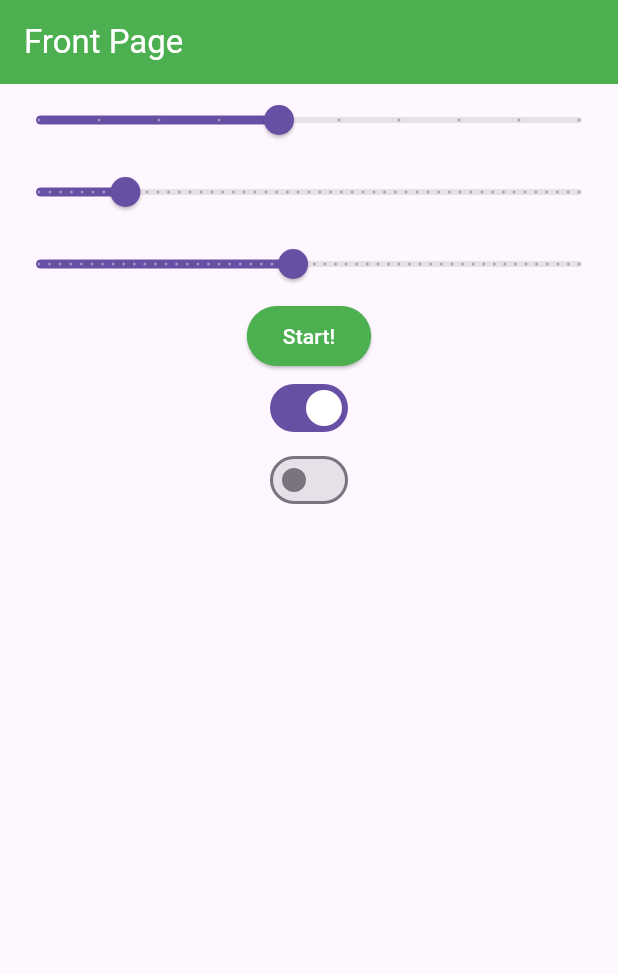
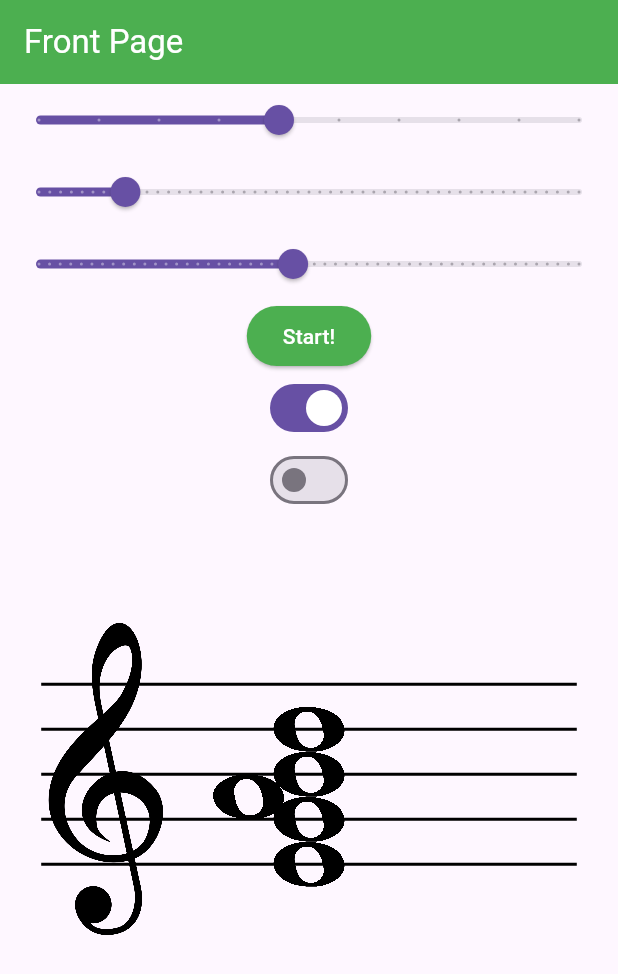
Before and after one commit to sg782/chordSightReading, a Flutter app: the screen it shows after launch, on a phone screen of 412 x 824 dp. Shown: the top 974 px of the screen. Run offline on Flutter 3.47's test engine with Material 3 defaults, Android fonts, the phone set to English and light mode, and no system bars.

Commit message:
bass and treble clefs drawn

```diff
--- a/flutter_version/chord_sight_reading/lib/MyCanvas.dart
+++ b/flutter_version/chord_sight_reading/lib/MyCanvas.dart
@@ -16,6 +16,12 @@ class Staff{
   final double lineSpacing = 30;
   final double noteHeight = 30; // new variable just for clarity
   double wholeNoteAspectRatio = 1.0;
+  double trebleClefAspectRatio = 1.0;
+  double bassClefAspectRatio = 1.0;
+  double trebleClefHeight = 240; // 8x note heihgt
+  double trebleClefWidth = 30;
+  double bassClefHeight = 100;
+  double bassClefWidth = 30;
   double noteWidth = 30.0;
   double noteVerticalSpacing = 30 / 2.0;
   double noteOffsetRatio = 0.85; // this value visually looks good, also somewhat near cos(pi/3) * aspectRatio
@@ -34,11 +40,15 @@ class Staff{
     wholeNoteAspectRatio = wholeNote!.width.toDouble() / wholeNote!.height.toDouble();
     noteWidth = wholeNoteAspectRatio * noteHeight;
 
-    String trebleClefImgPath = 'assets/drawable/trebleClef.png';
+    String trebleClefImgPath = 'assets/drawable/trebleclef.png';
     trebleClef = await getImageData(trebleClefImgPath);
+    trebleClefAspectRatio = trebleClef!.width.toDouble() / trebleClef!.height.toDouble();
+    trebleClefWidth = trebleClefAspectRatio * trebleClefHeight;
 
-    String bassClefImgPath = 'assets/drawable/bassClef.png';
+    String bassClefImgPath = 'assets/drawable/bassclef.png';
     bassClef = await getImageData(bassClefImgPath);
+    bassClefAspectRatio = bassClef!.width.toDouble() / bassClef!.height.toDouble();
+    bassClefWidth = bassClefAspectRatio * bassClefHeight;
 
     return true;
   }
@@ -178,6 +188,14 @@ class Staff{
         double lineY = middleCYPosition - ((i-0.5) * lineSpacing);
         canvas.drawLine(Offset(sidePadding, lineY),Offset(size.width-sidePadding, lineY),paint);
       }
+
+      double trebleClefYPosition = middleCYPosition - trebleClefHeight * (4/5); // adjusted by hand to fit nice
+      double trebleClefXPosition = 0;
+      final src = Rect.fromLTWH(0, 0, trebleClef!.width.toDouble(), trebleClef!.height.toDouble());
+      final dst = Rect.fromLTWH(trebleClefXPosition, trebleClefYPosition, trebleClefWidth, trebleClefHeight); // Resize to 40x40 and draw at (100, 100)
+
+      canvas.drawImageRect(trebleClef!, src, dst, paint);
+
     }
 
     if(bassChecked){
@@ -185,7 +203,18 @@ class Staff{
         double lineY = middleCYPosition + ((i+0.5) * lineSpacing);
         canvas.drawLine(Offset(sidePadding, lineY),Offset(size.width-sidePadding, lineY),paint);
       }
+
+      double bassClefYPosition = middleCYPosition + lineSpacing * (3/2); // adjusted by hand to fit nice
+      double bassClefXPosition = 40;
+
+      final src = Rect.fromLTWH(0, 0, bassClef!.width.toDouble(), bassClef!.height.toDouble());
+      final dst = Rect.fromLTWH(bassClefXPosition, bassClefYPosition, bassClefWidth, bassClefHeight); // Resize to 40x40 and draw at (100, 100)
+
+      canvas.drawImageRect(bassClef!, src, dst, paint);
     }
+
+
+
   }
 
   drawRange(Canvas canvas, Size size){}
```
